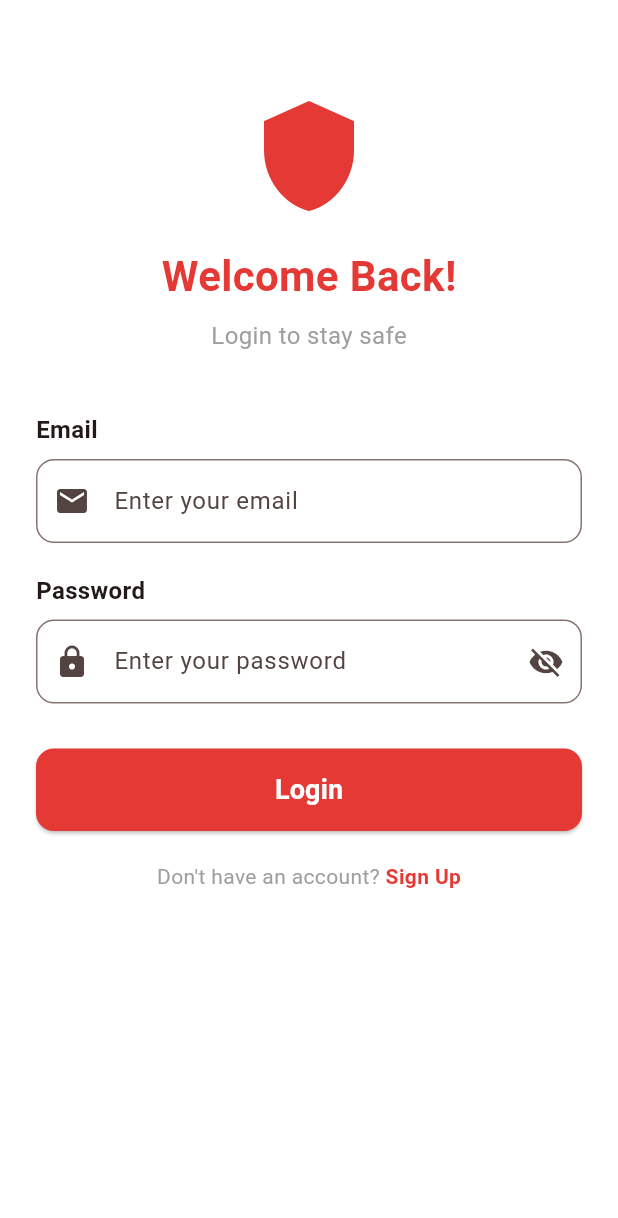
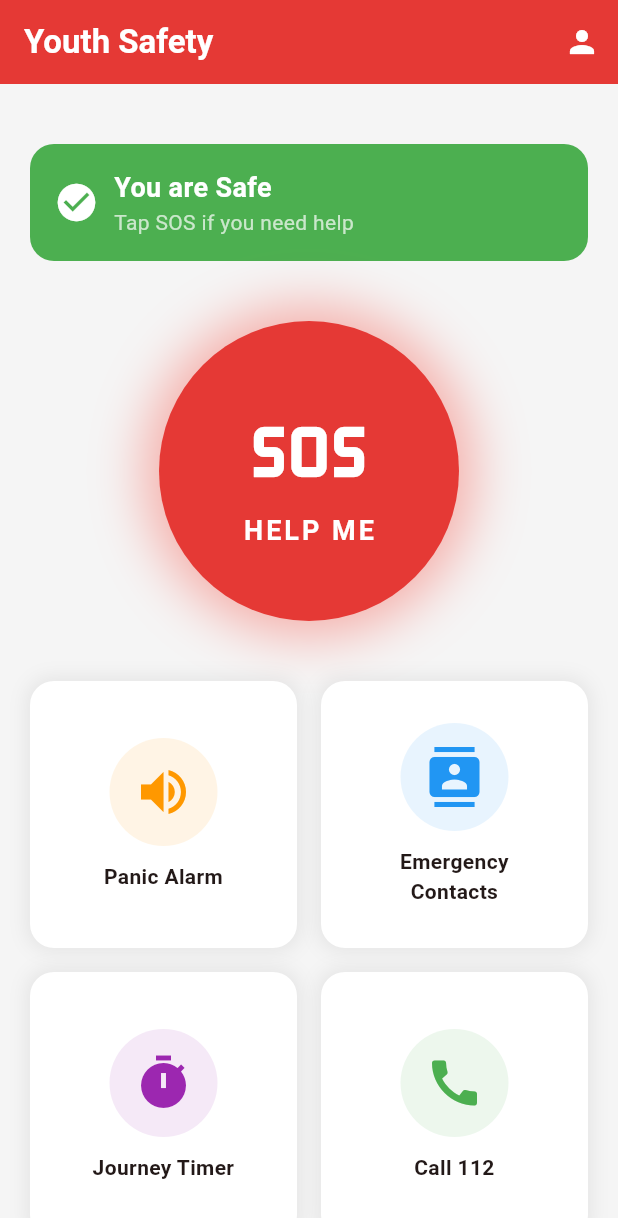
Before and after one commit to pradnyabodke7-max/youth-safety-app-demo, a Flutter app: the screen it shows after launch, after a tap on "Login", on a phone screen of 412 x 824 dp. Shown: the top 1218 px of the screen. Run offline on Flutter 3.47's test engine with Material 3 defaults, Android fonts, the phone set to English and light mode, and no system bars.

Commit message:
Added Home Screen with SOS button

```diff
--- a/lib/main.dart
+++ b/lib/main.dart
@@ -4,6 +4,7 @@ import 'package:flutter/material.dart';
 import 'package:youth_safety_app/screens/splash_screen.dart';
 import 'package:youth_safety_app/screens/login_screen.dart';
 import 'package:youth_safety_app/screens/signup_screen.dart';
+import 'package:youth_safety_app/screens/home_screen.dart';
 
 void main() {
   runApp(const MyApp());
@@ -35,6 +36,7 @@ class MyApp extends StatelessWidget {
         '/': (context) => const SplashScreen(),
         '/login': (context) => const LoginScreen(),
         '/signup': (context) => const SignupScreen(),
+        '/home': (context) => const HomeScreen(),
       },
     );
   }
--- /dev/null
+++ b/lib/screens/home_screen.dart
@@ -0,0 +1,226 @@
+// lib/screens/home_screen.dart
+
+import 'package:flutter/material.dart';
+
+class HomeScreen extends StatefulWidget {
+  const HomeScreen({super.key});
+
+  @override
+  State<HomeScreen> createState() => _HomeScreenState();
+}
+
+class _HomeScreenState extends State<HomeScreen> {
+  @override
+  Widget build(BuildContext context) {
+    return Scaffold(
+      backgroundColor: Colors.grey[100],
+
+      // Top Bar
+      appBar: AppBar(
+        backgroundColor: const Color(0xFFE53935),
+        title: const Text(
+          'Youth Safety',
+          style: TextStyle(
+            color: Colors.white,
+            fontWeight: FontWeight.bold,
+          ),
+        ),
+        actions: [
+          IconButton(
+            icon: const Icon(Icons.person, color: Colors.white),
+            onPressed: () {},
+          ),
+        ],
+      ),
+
+      body: SingleChildScrollView(
+        padding: const EdgeInsets.all(20),
+        child: Column(
+          children: [
+            const SizedBox(height: 20),
+
+            // Status Card
+            Container(
+              width: double.infinity,
+              padding: const EdgeInsets.all(16),
+              decoration: BoxDecoration(
+                color: Colors.green,
+                borderRadius: BorderRadius.circular(16),
+              ),
+              child: const Row(
+                children: [
+                  Icon(Icons.check_circle, color: Colors.white, size: 30),
+                  SizedBox(width: 10),
+                  Column(
+                    crossAxisAlignment: CrossAxisAlignment.start,
+                    children: [
+                      Text(
+                        'You are Safe',
+                        style: TextStyle(
+                          color: Colors.white,
+                          fontSize: 18,
+                          fontWeight: FontWeight.bold,
+                        ),
+                      ),
+                      Text(
+                        'Tap SOS if you need help',
+                        style: TextStyle(
+                          color: Colors.white70,
+                          fontSize: 14,
+                        ),
+                      ),
+                    ],
+                  ),
+                ],
+              ),
+            ),
+
+            const SizedBox(height: 40),
+
+            // SOS Button
+            GestureDetector(
+              onTap: () {
+                // SOS action will be added later
+                ScaffoldMessenger.of(context).showSnackBar(
+                  const SnackBar(
+                    content: Text('SOS Activated! Sending help...'),
+                    backgroundColor: Colors.red,
+                  ),
+                );
+              },
+              child: Container(
+                width: 200,
+                height: 200,
+                decoration: BoxDecoration(
+                  color: const Color(0xFFE53935),
+                  shape: BoxShape.circle,
+                  boxShadow: [
+                    BoxShadow(
+                      color: Colors.red.withOpacity(0.4),
+                      blurRadius: 30,
+                      spreadRadius: 10,
+                    ),
+                  ],
+                ),
+                child: const Column(
+                  mainAxisAlignment: MainAxisAlignment.center,
+                  children: [
+                    Icon(
+                      Icons.sos,
+                      color: Colors.white,
+                      size: 80,
+                    ),
+                    Text(
+                      'HELP ME',
+                      style: TextStyle(
+                        color: Colors.white,
+                        fontSize: 18,
+                        fontWeight: FontWeight.bold,
+                        letterSpacing: 2,
+                      ),
+                    ),
+                  ],
+                ),
+              ),
+            ),
+
+            const SizedBox(height: 40),
+
+            // Feature Buttons Grid
+            GridView.count(
+              shrinkWrap: true,
+              physics: const NeverScrollableScrollPhysics(),
+              crossAxisCount: 2,
+              crossAxisSpacing: 16,
+              mainAxisSpacing: 16,
+              children: [
+                // Panic Alarm Button
+                _featureButton(
+                  icon: Icons.volume_up,
+                  label: 'Panic Alarm',
+                  color: Colors.orange,
+                  onTap: () {},
+                ),
+
+                // Emergency Contacts Button
+                _featureButton(
+                  icon: Icons.contacts,
+                  label: 'Emergency\nContacts',
+                  color: Colors.blue,
+                  onTap: () {
+                    Navigator.pushNamed(context, '/contacts');
+                  },
+                ),
+
+                // Journey Timer Button
+                _featureButton(
+                  icon: Icons.timer,
+                  label: 'Journey Timer',
+                  color: Colors.purple,
+                  onTap: () {},
+                ),
+
+                // Call 112 Button
+                _featureButton(
+                  icon: Icons.call,
+                  label: 'Call 112',
+                  color: Colors.green,
+                  onTap: () {},
+                ),
+              ],
+            ),
+
+            const SizedBox(height: 20),
+          ],
+        ),
+      ),
+    );
+  }
+
+  // Feature Button Widget
+  Widget _featureButton({
+    required IconData icon,
+    required String label,
+    required Color color,
+    required VoidCallback onTap,
+  }) {
+    return GestureDetector(
+      onTap: onTap,
+      child: Container(
+        decoration: BoxDecoration(
+          color: Colors.white,
+          borderRadius: BorderRadius.circular(16),
+          boxShadow: [
+            BoxShadow(
+              color: Colors.grey.withOpacity(0.2),
+              blurRadius: 10,
+              spreadRadius: 2,
+            ),
+          ],
+        ),
+        child: Column(
+          mainAxisAlignment: MainAxisAlignment.center,
+          children: [
+            Container(
+              padding: const EdgeInsets.all(16),
+              decoration: BoxDecoration(
+                color: color.withOpacity(0.1),
+                shape: BoxShape.circle,
+              ),
+              child: Icon(icon, color: color, size: 40),
+            ),
+            const SizedBox(height: 10),
+            Text(
+              label,
+              textAlign: TextAlign.center,
+              style: const TextStyle(
+                fontSize: 14,
+                fontWeight: FontWeight.bold,
+              ),
+            ),
+          ],
+        ),
+      ),
+    );
+  }
+}
```
